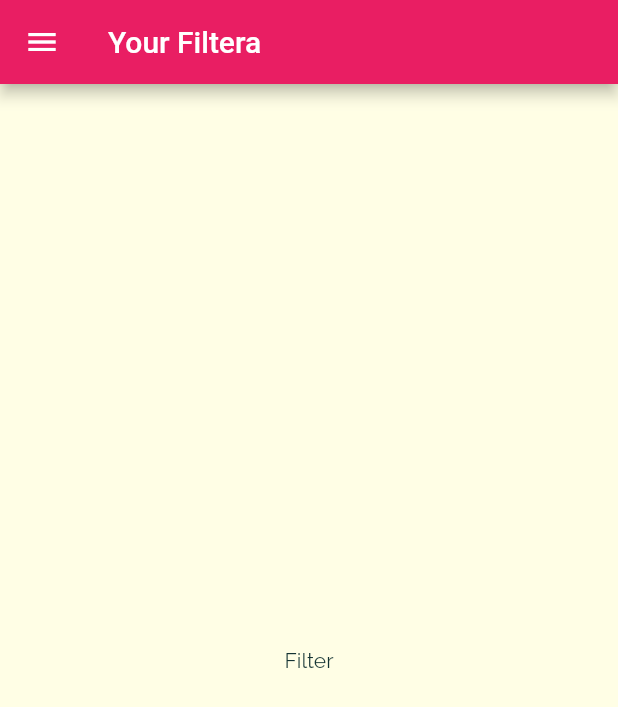
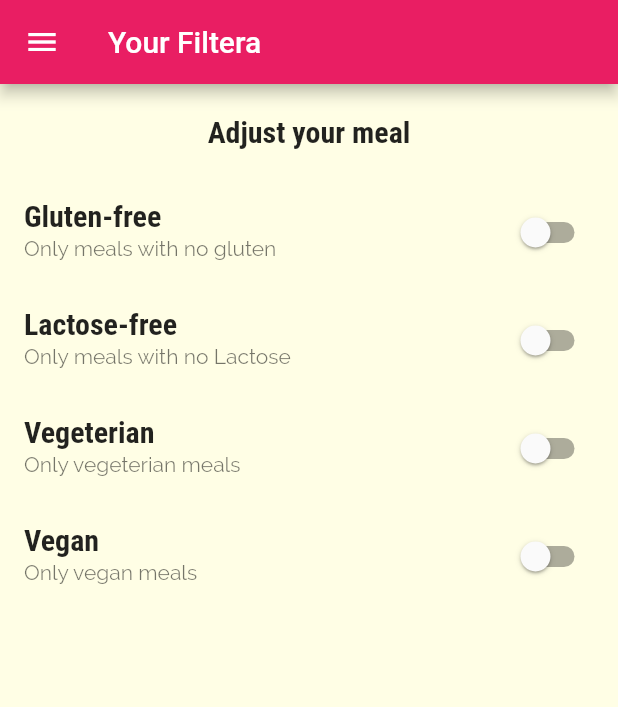
Before and after one commit to shima93/Flutter0.2, a Flutter app: the FiltersScreen screen opened by its route, on a phone screen of 412 x 824 dp. Shown: the top 707 px of the screen. Run offline on Flutter 3.47's test engine with Material 2 defaults, Android fonts, the phone set to English and light mode, and no system bars.

Commit message:
adding style

```diff
--- a/lib/screens/filters_screen.dart
+++ b/lib/screens/filters_screen.dart
@@ -2,17 +2,76 @@ import 'package:flutter/material.dart';
 
 import '../widgets/main_drawer.dart';
 
-class FiltersScreen extends StatelessWidget {
+class FiltersScreen extends StatefulWidget {
   static const routeName = '/filters';
+
+  @override
+  State<FiltersScreen> createState() => _FiltersScreenState();
+}
+
+class _FiltersScreenState extends State<FiltersScreen> {
+  var _glutenFree = false;
+  var _vegeterian = false;
+  var _vegan = false;
+  var _lactoseFree = false;
+
+  Widget _buildSwitchListTile(String title, String description,
+      bool currentValue, Function updateValue) {
+    return SwitchListTile(
+      title: Text(title),
+      value: currentValue,
+      subtitle: Text(description),
+      onChanged: updateValue,
+    );
+  }
 
   @override
   Widget build(BuildContext context) {
     return Scaffold(
-      appBar: AppBar(title: Text('Your Filtera')),
-      drawer: MainDrawer(),
-      body: Center(
-        child: Text('Filter'),
-      ),
-    );
+        appBar: AppBar(title: Text('Your Filtera')),
+        drawer: MainDrawer(),
+        body: Column(
+          children: <Widget>[
+            Container(
+              padding: EdgeInsets.all(20),
+              child: Text(
+                'Adjust your meal',
+                style: Theme.of(context).textTheme.titleMedium,
+              ),
+            ),
+            Expanded(
+                child: ListView(
+              children: <Widget>[
+                _buildSwitchListTile(
+                    'Gluten-free', 'Only meals with no gluten', _glutenFree,
+                    (newValue) {
+                  setState(() {
+                    _glutenFree = newValue;
+                  });
+                }),
+                _buildSwitchListTile(
+                    'Lactose-free', 'Only meals with no Lactose', _lactoseFree,
+                    (newValue) {
+                  setState(() {
+                    _lactoseFree = newValue;
+                  });
+                }),
+                _buildSwitchListTile(
+                    'Vegeterian', 'Only vegeterian meals', _vegeterian,
+                    (newValue) {
+                  setState(() {
+                    _vegeterian = newValue;
+                  });
+                }),
+                _buildSwitchListTile('Vegan', 'Only vegan meals', _vegan,
+                    (newValue) {
+                  setState(() {
+                    _vegan = newValue;
+                  });
+                }),
+              ],
+            ))
+          ],
+        ));
   }
 }
```
